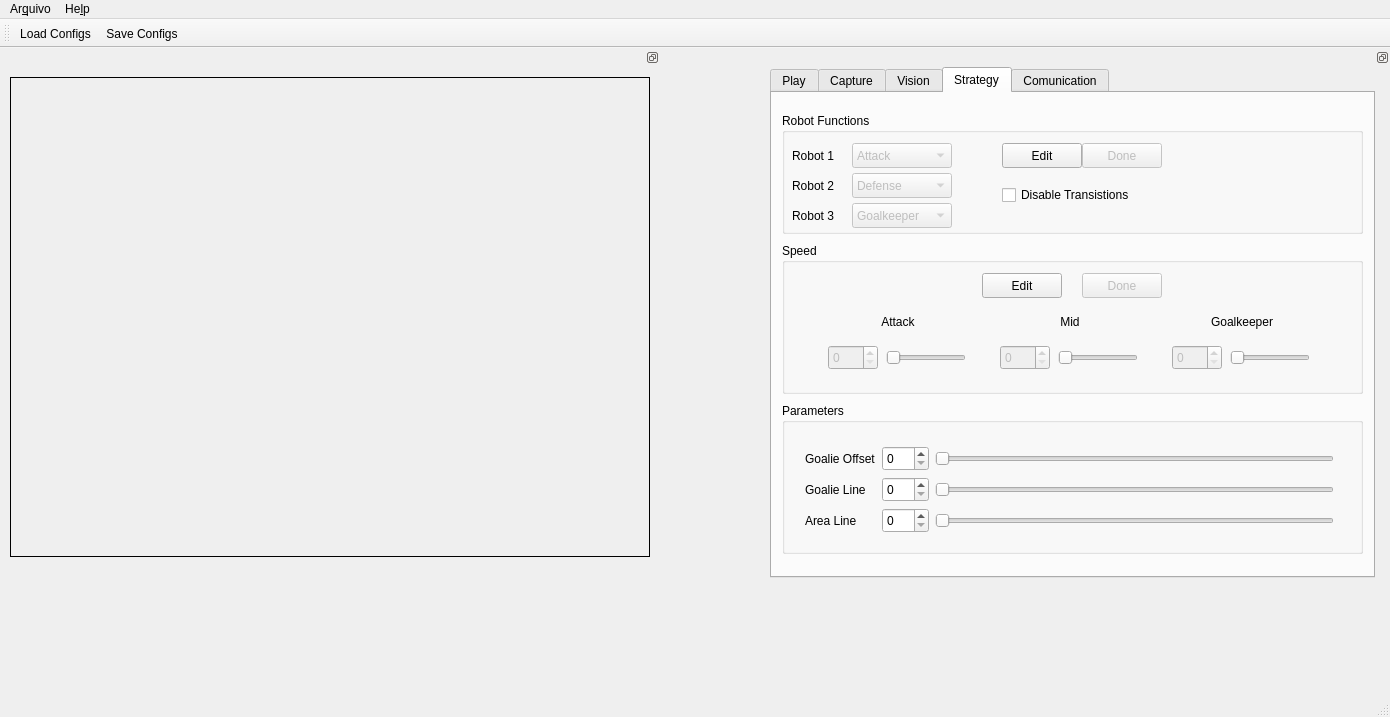
Before: the Qt Designer form interface/mainwindow.ui in PEQUI-MEC/PY-VSSS-INF, drawn with Qt 5.
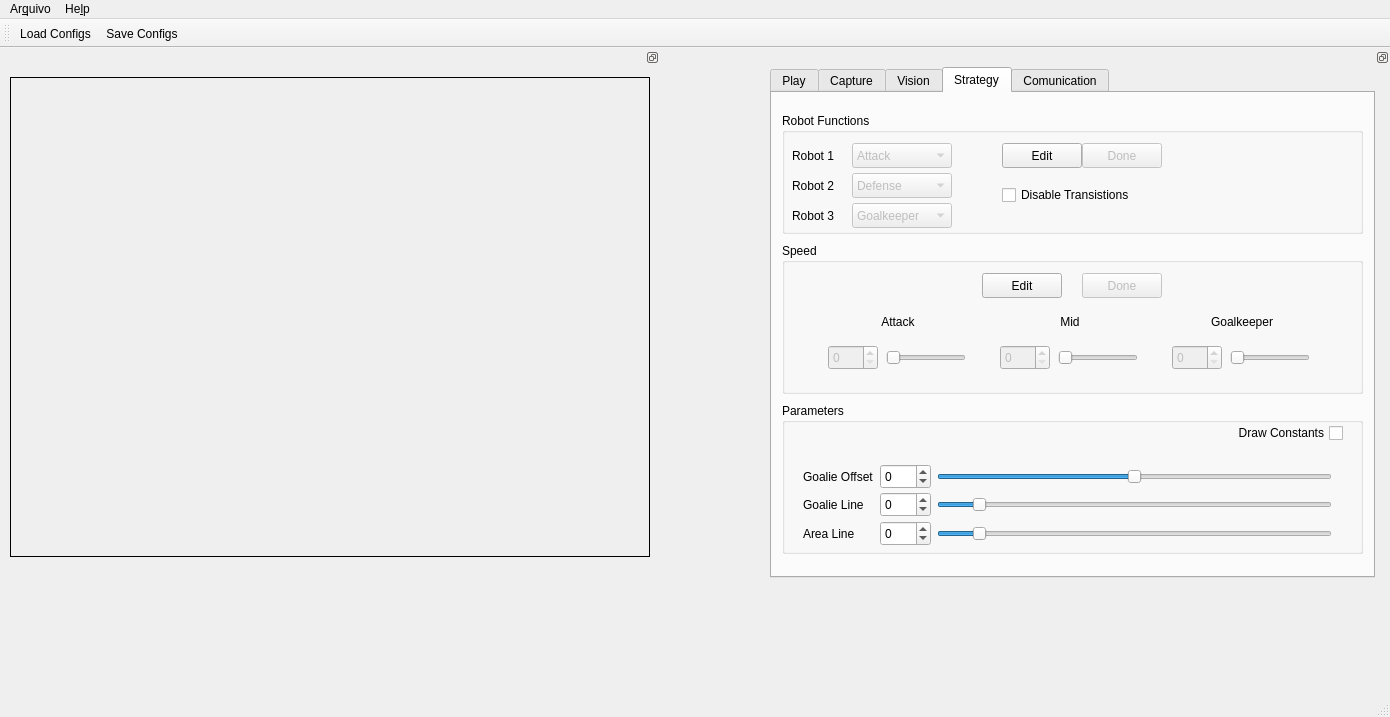
After: the same form once the commit is applied. The open tabs and pages were chosen to show the change. Icons and pictures are not drawn.

Commit message:
Feature/draw strategy (#96)
* Endless estático, hades tem suporte a criação e execução de formação

* PID - Afrodite

* Voltando o groupComunicationSerial para disable

* Hades retorna a leitura das formações

* Conectando PID Test no hades

* PID Test finalizado, falta testar

* Adiciona comando line, botão para desenhar constantes da estratégia

* PID Test Testado (sem robos)

* Agora todo mundo usa o width/height do endless (eu acho)

* Constantes da estratégia agora são desenhadas na tela

* Consertos na estratégia

Diff of the .ui file:
```diff
--- a/interface/mainwindow.ui
+++ b/interface/mainwindow.ui
@@ -6810,10 +6810,10 @@
        <widget class="QWidget" name="layoutWidget">
         <property name="geometry">
          <rect>
-          <x>12</x>
-          <y>32</y>
+          <x>10</x>
+          <y>50</y>
           <width>551</width>
-          <height>111</height>
+          <height>101</height>
          </rect>
         </property>
         <layout class="QGridLayout" name="gridLayout_5">
@@ -6851,10 +6851,10 @@
             </size>
            </property>
            <property name="minimum">
-            <number>0</number>
+            <number>-20</number>
            </property>
            <property name="maximum">
-            <number>100</number>
+            <number>200</number>
            </property>
            <property name="tracking">
             <bool>true</bool>
@@ -6885,10 +6885,10 @@
             <bool>false</bool>
            </property>
            <property name="minimum">
-            <number>0</number>
+            <number>-20</number>
            </property>
            <property name="maximum">
-            <number>100</number>
+            <number>200</number>
            </property>
            <property name="value">
             <number>0</number>
@@ -6932,10 +6932,10 @@
             <bool>false</bool>
            </property>
            <property name="minimum">
-            <number>0</number>
+            <number>-20</number>
            </property>
            <property name="maximum">
-            <number>100</number>
+            <number>200</number>
            </property>
            <property name="value">
             <number>0</number>
@@ -6957,10 +6957,10 @@
             </size>
            </property>
            <property name="minimum">
-            <number>0</number>
+            <number>-20</number>
            </property>
            <property name="maximum">
-            <number>100</number>
+            <number>200</number>
            </property>
            <property name="tracking">
             <bool>true</bool>
@@ -6988,7 +6988,7 @@
             </size>
            </property>
            <property name="minimum">
-            <number>0</number>
+            <number>-100</number>
            </property>
            <property name="maximum">
             <number>100</number>
@@ -7041,7 +7041,7 @@
             <bool>false</bool>
            </property>
            <property name="minimum">
-            <number>0</number>
+            <number>-100</number>
            </property>
            <property name="maximum">
             <number>100</number>
@@ -7053,6 +7053,22 @@
          </item>
         </layout>
        </widget>
+       <widget class="QCheckBox" name="checkBoxStrategyTestParametersDrawConstants">
+        <property name="geometry">
+         <rect>
+          <x>400</x>
+          <y>20</y>
+          <width>161</width>
+          <height>20</height>
+         </rect>
+        </property>
+        <property name="layoutDirection">
+         <enum>Qt::RightToLeft</enum>
+        </property>
+        <property name="text">
+         <string>Draw Constants</string>
+        </property>
+       </widget>
       </widget>
       <widget class="QGroupBox" name="groupBoxStrategyRobotFunctions">
        <property name="geometry">
```
Left out of the diff: 532 changed lines with no effect on the pictures. The commit also changes 8 other files.
